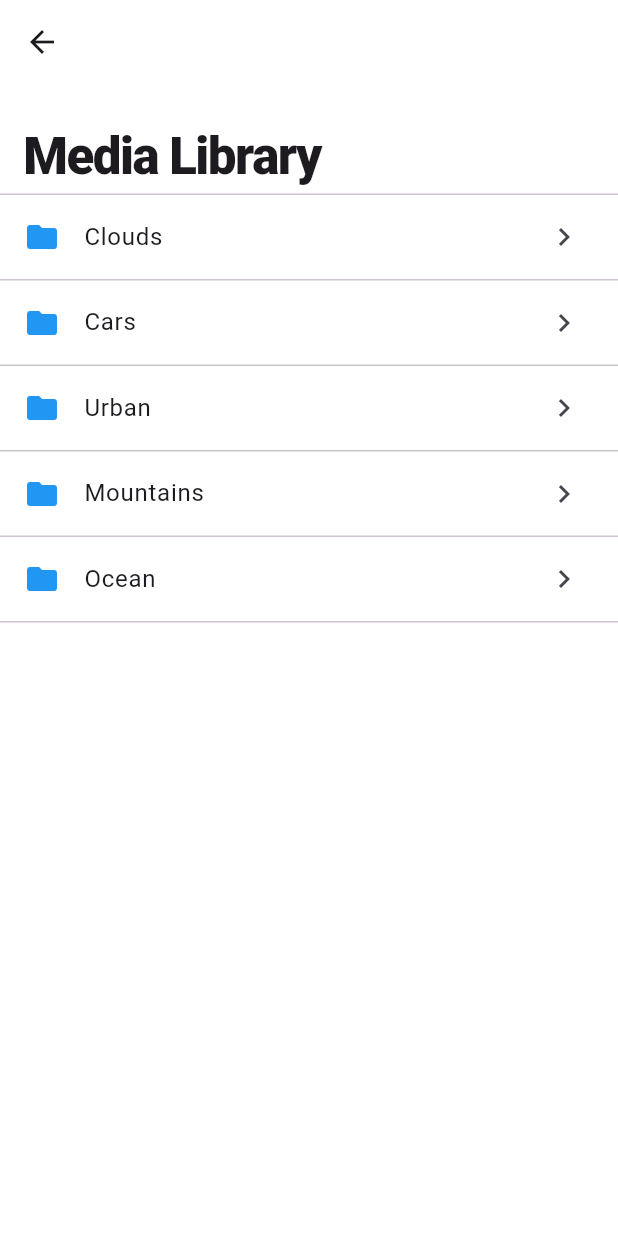
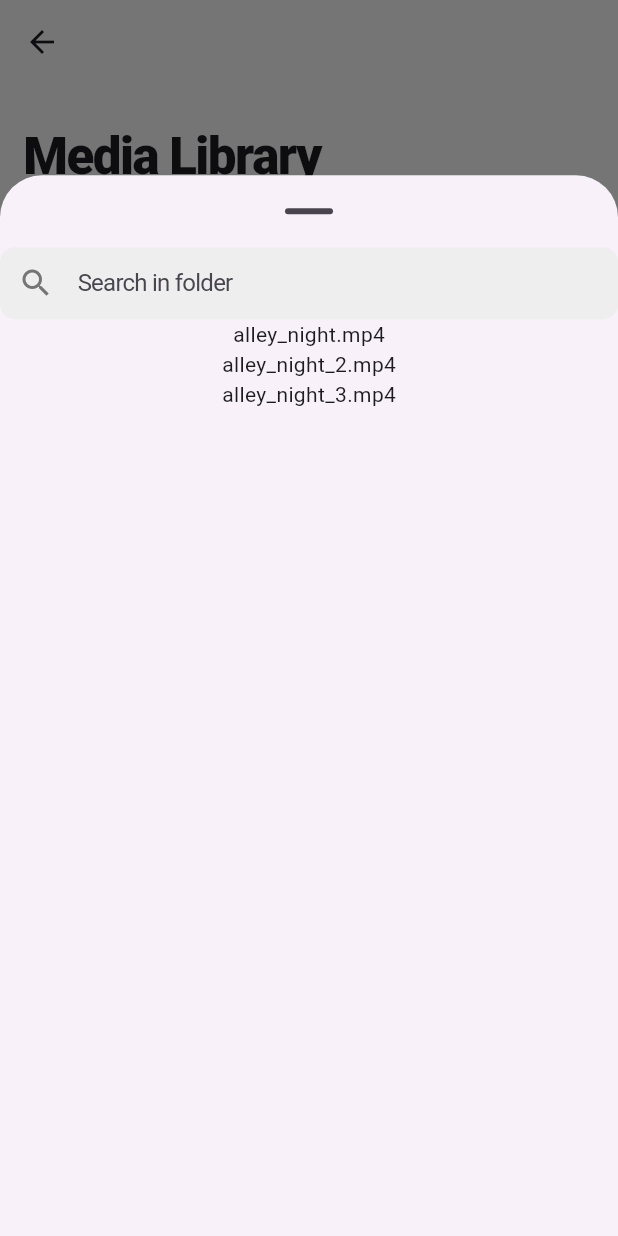
Before and after one commit to rostikmakhanko/red_bull_case_study_application, a Flutter app: the MediaLibraryScreen screen opened directly, after a tap on "Clouds", on a phone screen of 412 x 824 dp. Run offline on Flutter 3.47's test engine with Material 3 defaults, Android fonts, the phone set to English and light mode, and no system bars.

Commit message:
Add search field, use it in medial libray screen and in folder content sheet

```diff
--- /dev/null
+++ b/lib/components/search_field.dart
@@ -0,0 +1,27 @@
+import 'package:flutter/material.dart';
+
+class SearchField extends StatelessWidget {
+  final String hintText;
+
+  const SearchField({super.key, required this.hintText});
+
+  @override
+  Widget build(BuildContext context) {
+    return TextField(
+      decoration: InputDecoration(
+        hintText: hintText,
+        hintStyle: TextStyle(
+          letterSpacing: -0.5,
+        ),
+        prefixIcon: Icon(Icons.search, color: Colors.grey.shade600),
+        filled: true,
+        fillColor: Colors.grey.shade200,
+        contentPadding: const EdgeInsets.symmetric(vertical: 0),
+        border: OutlineInputBorder(
+          borderRadius: BorderRadius.circular(10),
+          borderSide: BorderSide.none,
+        ),
+      ),
+    );
+  }
+}
--- a/lib/screens/login_screen.dart
+++ b/lib/screens/login_screen.dart
@@ -13,7 +13,7 @@ class _LoginScreenState extends State<LoginScreen> {
   String password = '';
 
   bool get _isEmailValid {
-    print('email ' + email + ' is validating');
+    // print('email ' + email + ' is validating');
     if (email.isEmpty) {
       return false;
     }
--- a/lib/screens/media_library_screen.dart
+++ b/lib/screens/media_library_screen.dart
@@ -1,4 +1,5 @@
 import 'package:flutter/material.dart';
+import '../components/search_field.dart';
 
 class MediaLibraryScreen extends StatefulWidget {
   const MediaLibraryScreen({super.key});
@@ -9,6 +10,17 @@ class MediaLibraryScreen extends StatefulWidget {
 
 class _MediaLibraryScreenState extends State<MediaLibraryScreen> {
   List<String> folders = ['Clouds', 'Cars', 'Urban', 'Mountains', 'Ocean'];
+
+  void _showFolderContentBottomSheet(
+    BuildContext context,
+  ) {
+    showModalBottomSheet(
+      context: context,
+      showDragHandle: true,
+      isScrollControlled: true,
+      builder: (context) => const FolderContentSheet(),
+    );
+  }
 
   @override
   Widget build(BuildContext context) {
@@ -25,6 +37,7 @@ class _MediaLibraryScreenState extends State<MediaLibraryScreen> {
                 padding: EdgeInsetsGeometry.symmetric(horizontal: 16),
                 child:
                   Column(
+                    crossAxisAlignment: CrossAxisAlignment.start,
                     children: [
                       const SizedBox(height: 12),
                       const Text(
@@ -35,6 +48,10 @@ class _MediaLibraryScreenState extends State<MediaLibraryScreen> {
                           letterSpacing: -1,
                         ),
                       ),
+
+                      const SizedBox(height: 12),
+                      SearchField(hintText: 'Seatch folders'),
+                      const SizedBox(height: 12),
                     ],
                   ),
               ),
@@ -54,6 +71,7 @@ class _MediaLibraryScreenState extends State<MediaLibraryScreen> {
                           trailing: const Icon(Icons.chevron_right),
                           onTap: () {
                             print('Tapped $folder');
+                            _showFolderContentBottomSheet(context);
                           },
                         ),
                         const Divider(height: 1),
@@ -69,3 +87,31 @@ class _MediaLibraryScreenState extends State<MediaLibraryScreen> {
     );
   }
 }
+
+class FolderContentSheet extends StatefulWidget {
+  const FolderContentSheet({super.key});
+
+  @override
+  State<FolderContentSheet> createState() => _FolderContentSheetState();
+}
+
+class _FolderContentSheetState extends State<FolderContentSheet> {
+  @override
+  Widget build(BuildContext context) {
+    // TODO: investigate why topBarHeight is 0
+    // final topBarHeight = MediaQuery.viewInsetsOf(context).top;
+    final sheetHeight = 0.8 * MediaQuery.of(context).size.height;
+
+    return SizedBox(
+      height: sheetHeight,
+      child: Column(
+        children: [
+          SearchField(hintText: 'Search in folder'),
+          const Text('alley_night.mp4'),
+          const Text('alley_night_2.mp4'),
+          const Text('alley_night_3.mp4'),
+        ],
+      ),
+    );
+  }
+}
```
